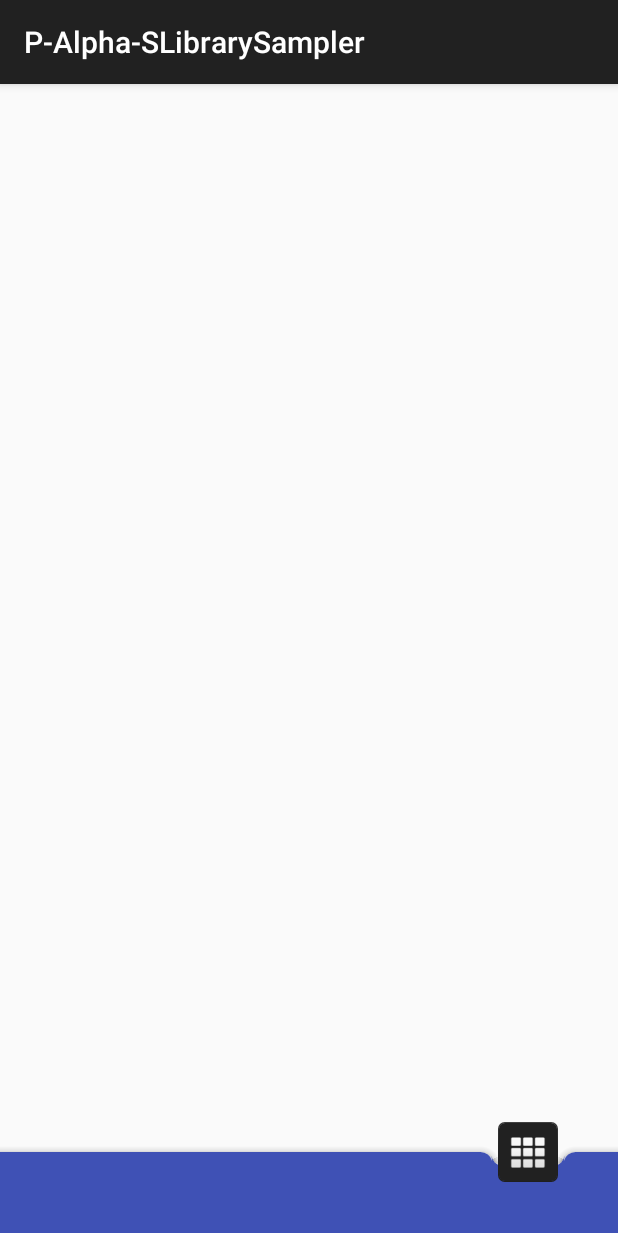
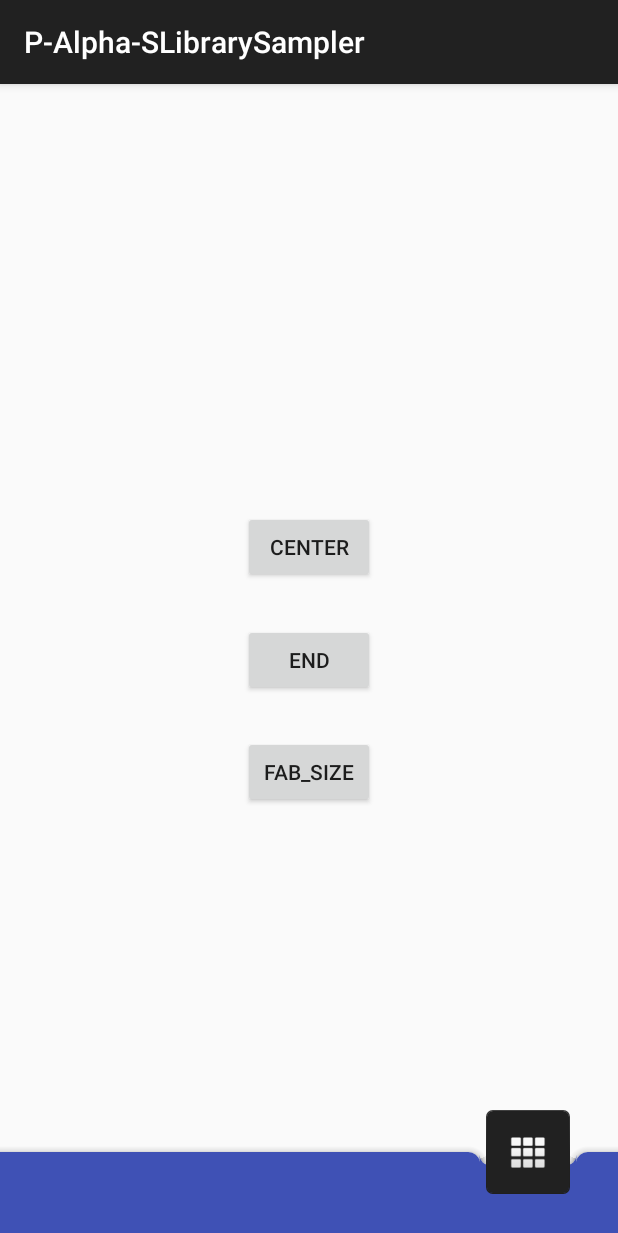
Before and after one commit to HaSuzuki/SupportDesign28.0Sampler, an Android app: the BottomAppBarActivity screen opened directly, with no data from a screen before it, on a phone screen of 412 x 824 dp. Shown: the top 1233 px of the screen. Run offline under Robolectric (Android 15) with nearby library versions, the phone set to English and light mode, and no system bars.

Commit message:
add bottomappbar

```diff
--- a/app/src/main/java/com/example/hakutosuzuki/p_alpha_slibrarysampler/BottomAppBarActivity.kt
+++ b/app/src/main/java/com/example/hakutosuzuki/p_alpha_slibrarysampler/BottomAppBarActivity.kt
@@ -2,11 +2,30 @@ package com.example.hakutosuzuki.p_alpha_slibrarysampler
 
 import android.support.v7.app.AppCompatActivity
 import android.os.Bundle
+import android.support.design.bottomappbar.BottomAppBar.FAB_ALIGNMENT_MODE_CENTER
+import android.support.design.bottomappbar.BottomAppBar.FAB_ALIGNMENT_MODE_END
+import android.support.design.widget.FloatingActionButton.SIZE_MINI
+import android.support.design.widget.FloatingActionButton.SIZE_NORMAL
+import kotlinx.android.synthetic.main.activity_bottom_app_bar.*
 
 class BottomAppBarActivity : AppCompatActivity() {
 
     override fun onCreate(savedInstanceState: Bundle?) {
         super.onCreate(savedInstanceState)
         setContentView(R.layout.activity_bottom_app_bar)
+
+
+        button_center.setOnClickListener {
+            bottomappbar.fabAlignmentMode = FAB_ALIGNMENT_MODE_CENTER
+        }
+
+        button_end.setOnClickListener {
+            bottomappbar.fabAlignmentMode = FAB_ALIGNMENT_MODE_END
+        }
+
+        button_fab.setOnClickListener {
+            if (fab.size == SIZE_NORMAL) fab.size = SIZE_MINI
+            else fab.size = SIZE_NORMAL
+        }
     }
 }
--- a/app/src/main/res/layout/activity_bottom_app_bar.xml
+++ b/app/src/main/res/layout/activity_bottom_app_bar.xml
@@ -3,6 +3,29 @@
                                                  xmlns:app="http://schemas.android.com/apk/res-auto"
                                                  android:layout_width="match_parent"
                                                  android:layout_height="match_parent">
+
+    <Button
+        android:id="@+id/button_center"
+        android:layout_width="wrap_content"
+        android:layout_height="wrap_content"
+        android:layout_gravity="center"
+        android:layout_marginBottom="150dp"
+        android:text="@string/center_string"/>
+
+    <Button
+        android:id="@+id/button_end"
+        android:layout_width="wrap_content"
+        android:layout_height="wrap_content"
+        android:layout_gravity="center"
+        android:text="@string/end_string"/>
+
+    <Button
+        android:id="@+id/button_fab"
+        android:layout_width="wrap_content"
+        android:layout_height="wrap_content"
+        android:layout_gravity="center"
+        android:layout_marginTop="150dp"
+        android:text="@string/fab_size"/>
 
     <android.support.design.bottomappbar.BottomAppBar
         android:id="@+id/bottomappbar"
@@ -17,7 +40,7 @@
         style="@style/Widget.MaterialComponents.Button.UnelevatedButton"
         android:layout_width="wrap_content"
         android:layout_height="wrap_content"
-        app:fabSize="mini"
+        app:fabSize="normal"
         app:layout_anchor="@id/bottomappbar"
         app:srcCompat="@android:drawable/ic_dialog_dialer"/>
 
```
